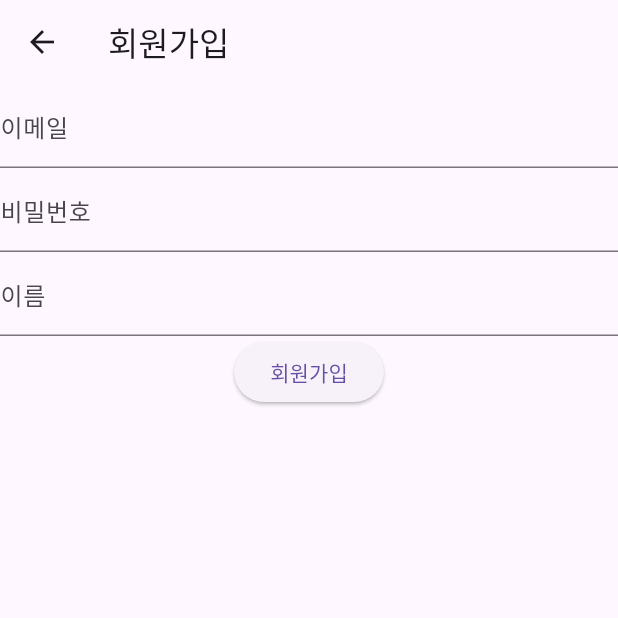
After one commit to Blueberry-team-assignment/BookChat, a Flutter app: the screen it shows after launch, after a tap on "회원가입", on a phone screen of 412 x 824 dp, the top half of it. The commit adds this screen. Run offline on Flutter 3.47's test engine with Material 3 defaults, Android fonts, the phone set to English and light mode, and no system bars; our stand-ins replace carousel_slider, dio, flutter_riverpod, shared_preferences.

Commit message:
회원가입 UI

```diff
--- a/frontend/lib/feature/login/login_screen.dart
+++ b/frontend/lib/feature/login/login_screen.dart
@@ -4,6 +4,7 @@ import 'package:flutter_riverpod/flutter_riverpod.dart';
 import 'package:http/http.dart' as http;
 import 'package:shared_preferences/shared_preferences.dart';
 import '../my_page/my_page_screen.dart';
+import 'package:book_chat/feature/sign_up/signup_screen.dart';
 
 class LoginScreen extends ConsumerStatefulWidget {
   const LoginScreen({Key? key}) : super(key: key);
@@ -132,6 +133,18 @@ class _LoginScreenState extends ConsumerState<LoginScreen> {
                       )
                     : const Text('로그인'),
               ),
+              const SizedBox(height: 3),  // 버튼 사이 간격
+              ElevatedButton(
+                onPressed: () {
+                  Navigator.push(
+                    context,
+                    MaterialPageRoute(
+                      builder: (context) => SignUpScreen(),
+                    ),
+                  );
+                },
+                child: const Text('회원가입'),
+              ),
             ],
           ),
         ),
--- /dev/null
+++ b/frontend/lib/feature/sign_up/signup_screen.dart
@@ -0,0 +1,66 @@
+import 'package:flutter/material.dart';
+import 'package:flutter_riverpod/flutter_riverpod.dart';
+
+class SignUpScreen extends ConsumerStatefulWidget{
+  final TextEditingController emailController = TextEditingController();
+  final TextEditingController passwordController = TextEditingController();
+  final TextEditingController nameController = TextEditingController();
+  SignUpScreen({super.key});
+
+  @override
+  ConsumerState<ConsumerStatefulWidget> createState() => _SignUpScreenState();
+}
+
+class _SignUpScreenState extends ConsumerState<SignUpScreen>{
+  @override
+  void dispose() {
+    widget.emailController.dispose();
+    widget.passwordController.dispose();
+    widget.nameController.dispose();
+    super.dispose();
+  }
+
+  @override
+  Widget build(BuildContext context) {
+    return Scaffold(
+      appBar: AppBar(
+        title: const Text("회원가입"),
+      ),
+      body: Column(
+        children: [
+          TextField(
+            controller: widget.emailController,
+            decoration: const InputDecoration(
+              labelText: '이메일',
+            ),
+          ),
+          TextField(
+            controller: widget.passwordController,
+            decoration: const InputDecoration(
+              labelText: '비밀번호',
+            ),
+          ),
+          TextField(
+            controller: widget.nameController,
+            decoration: const InputDecoration(
+              labelText: '이름',
+            ),
+          ),
+
+          ElevatedButton(
+            onPressed: (){},
+            // async {
+            //   ref.read(signUpProvider.notifier).signUp(
+            //     email: widget.emailController.text,
+            //     password: widget.passwordController.text,
+            //     name: widget.nameController.text,
+            //     activity: widget.activityController.text,
+            //   );
+            // },
+            child: const Text("회원가입"),
+          ),
+        ],
+      ),
+    );
+  }
+}
```
